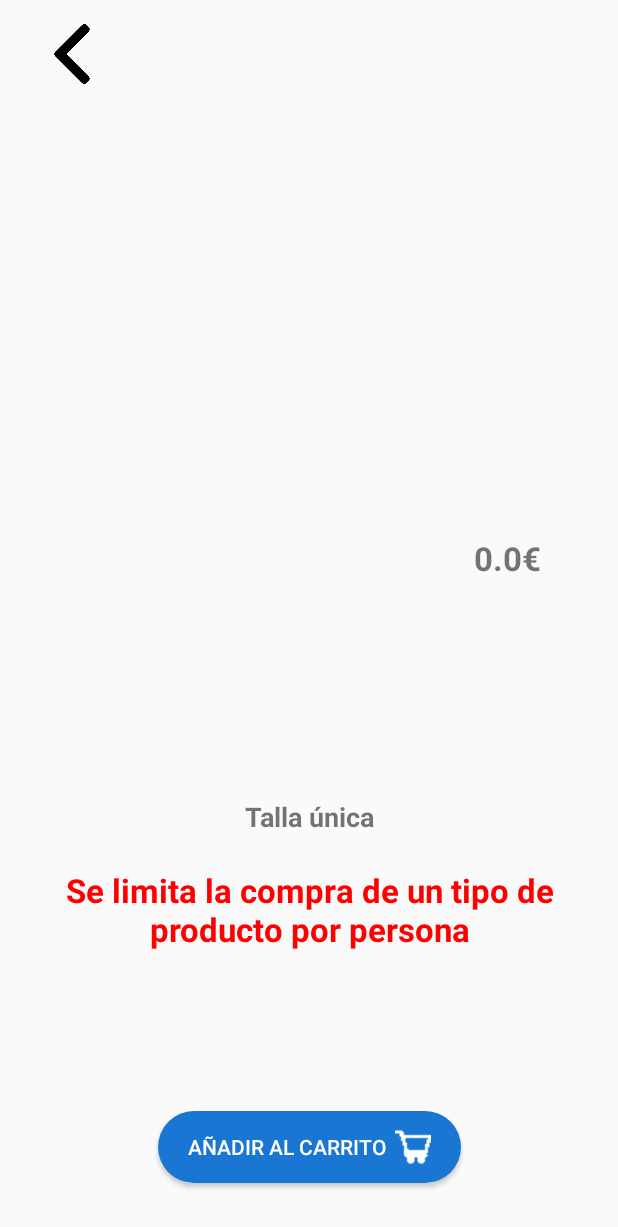
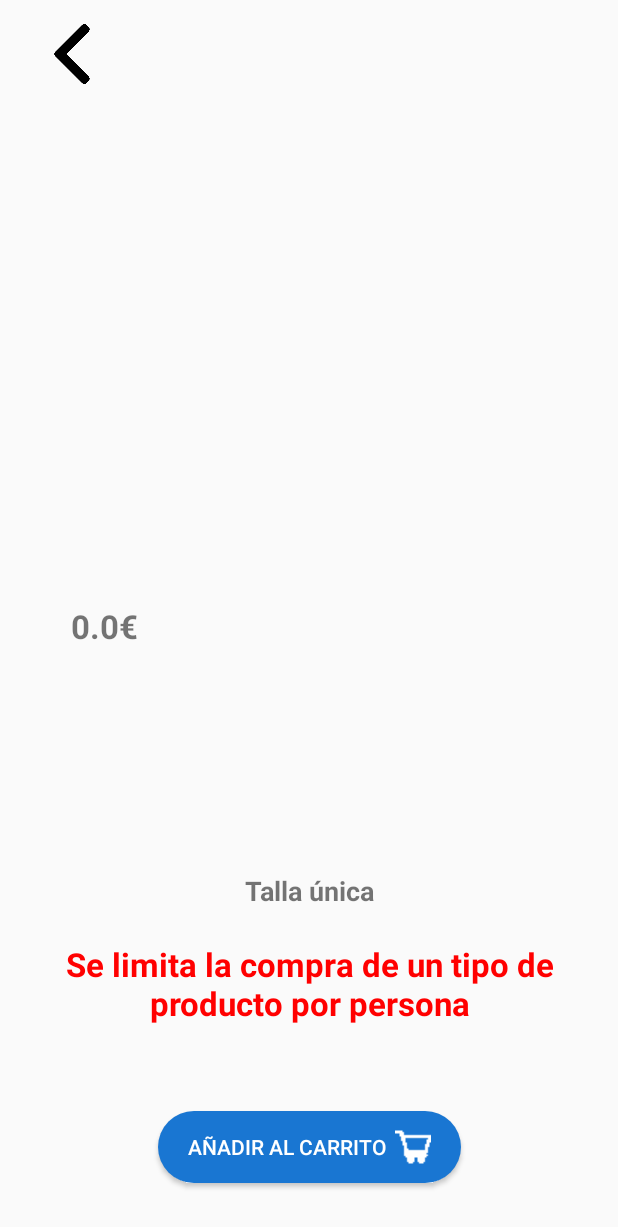
Before and after one commit to manoloGL37/proyecto_dam, an Android app: the ProductoActivity screen opened directly, with no data from a screen before it, on a phone screen of 412 x 824 dp. Shown: the top 1227 px of the screen. Run offline under Robolectric (Android 15) with nearby library versions, the phone set to English and light mode, and no system bars; 4 statements that could not run were skipped.

Commit message:
visdibilidad precio

```diff
--- a/app/src/main/res/layout/activity_producto.xml
+++ b/app/src/main/res/layout/activity_producto.xml
@@ -31,24 +31,24 @@
             android:id="@+id/precio_producto"
             android:layout_width="wrap_content"
             android:layout_height="wrap_content"
+            android:layout_marginStart="40dp"
             android:layout_marginTop="16dp"
-            android:layout_marginEnd="44dp"
             android:text="30€"
             android:textSize="22dp"
             android:textStyle="bold"
-            app:layout_constraintEnd_toEndOf="parent"
-            app:layout_constraintTop_toTopOf="parent" />
+            app:layout_constraintStart_toStartOf="parent"
+            app:layout_constraintTop_toBottomOf="@+id/nombre_producto" />
 
         <TextView
             android:id="@+id/descripcion_producto"
             android:layout_width="324dp"
             android:layout_height="111dp"
-            android:layout_marginTop="12dp"
+            android:layout_marginTop="16dp"
             android:text="Descripción"
             app:layout_constraintEnd_toEndOf="parent"
-            app:layout_constraintHorizontal_bias="0.5"
+            app:layout_constraintHorizontal_bias="0.493"
             app:layout_constraintStart_toStartOf="parent"
-            app:layout_constraintTop_toBottomOf="@+id/nombre_producto" />
+            app:layout_constraintTop_toBottomOf="@+id/precio_producto" />
 
         <TextView
             android:id="@+id/textView8"
```
